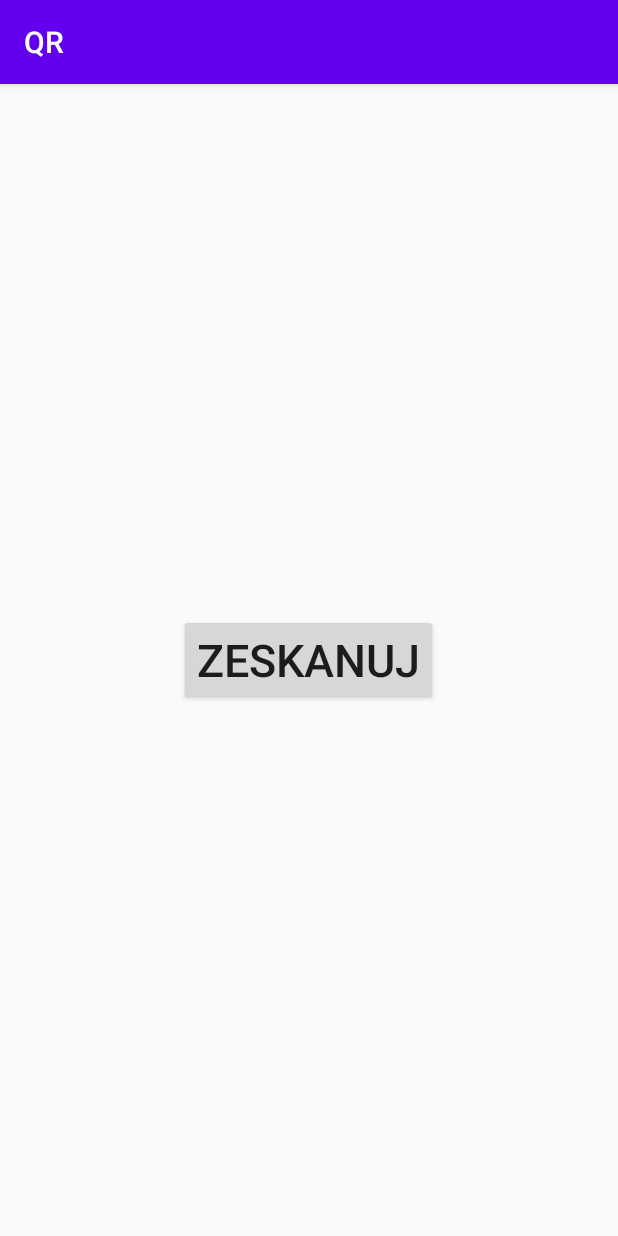
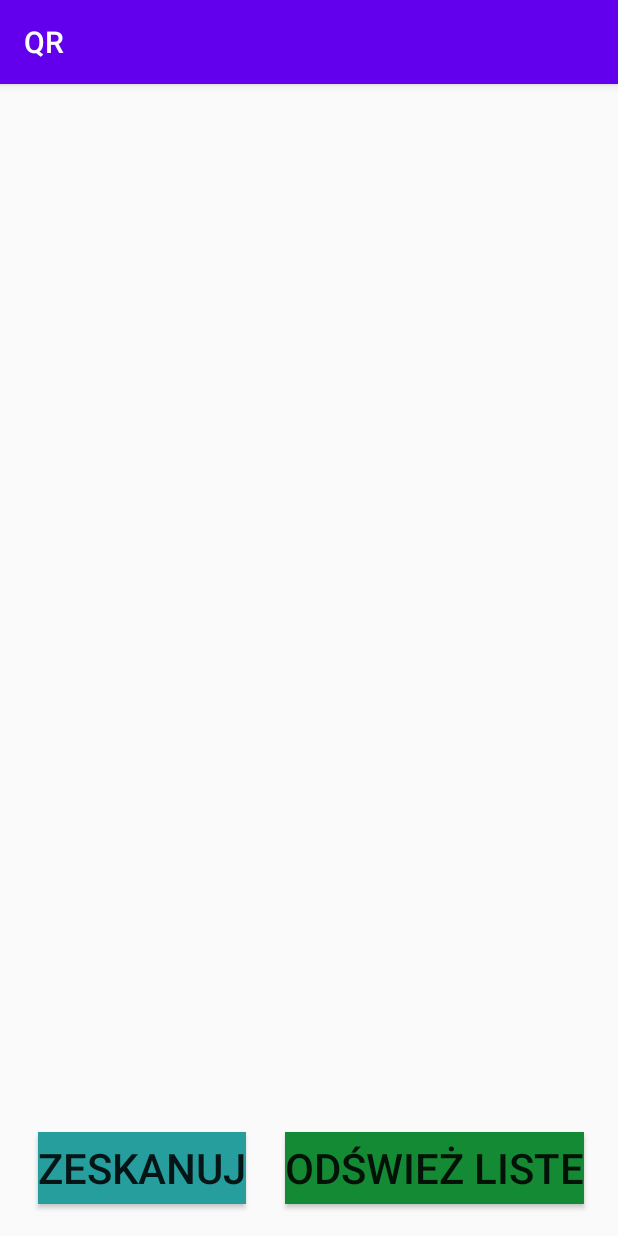
Before and after one commit to michalpieszczyk/Fridge, an Android app: the screen it shows after launch (MainActivity), on a phone screen of 412 x 824 dp. Run offline under Robolectric (Android 15) with nearby library versions, the phone set to English and light mode, and no system bars; our stand-ins replace Firebase (no records; nobody signed in at launch, a user with empty details on screens opened directly); libraries missing offline, so code that uses them is left out: com.google.zxing.integration.

```diff
--- a/app/src/main/java/com/example/qr/MainActivity.java
+++ b/app/src/main/java/com/example/qr/MainActivity.java
@@ -3,12 +3,14 @@ package com.example.qr;
 import androidx.appcompat.app.AlertDialog;
 import androidx.appcompat.app.AppCompatActivity;
 
+import android.app.Activity;
 import android.content.DialogInterface;
 import android.content.Intent;
 import android.os.Bundle;
 import android.util.Log;
 import android.view.View;
 import android.widget.Button;
+import android.widget.TextView;
 import android.widget.Toast;
 
 import com.google.firebase.database.DataSnapshot;
@@ -28,22 +30,32 @@ import java.util.Locale;
 
 public class MainActivity extends AppCompatActivity implements View.OnClickListener {
 
-
+    DatabaseReference reference;
     protected FirebaseDatabase database = FirebaseDatabase.getInstance();
     protected Button scanBtn;
+    protected Button refreshBtn;
     protected Date obecnaData;
     protected String zeskanowanyKod;
+
+    TextView a,b,c,d;
+    Member member;
 
     @Override
     protected void onCreate(Bundle savedInstanceState) {
         super.onCreate(savedInstanceState);
         setContentView(R.layout.activity_main);
 
+        //reference = FirebaseDatabase.getInstance().getReference();
+
         scanBtn = findViewById(R.id.scanBtn);
         scanBtn.setOnClickListener(this);
 
+        refreshBtn = findViewById(R.id.refreshBtn);
+        refreshBtn.setOnClickListener(this);
 
     }
+
+
 
 
     @Override
@@ -61,6 +73,12 @@ public class MainActivity extends AppCompatActivity implements View.OnClickListe
             integrator.initiateScan();
         }
 
+        private void refreshDb(){
+
+        //REFRESH
+
+        }
+
         @Override
     protected void onActivityResult(int requestCode, int resultCode, final Intent data){
             IntentResult result = IntentIntegrator.parseActivityResult(requestCode, resultCode, data);
@@ -71,18 +89,27 @@ public class MainActivity extends AppCompatActivity implements View.OnClickListe
                     AlertDialog.Builder builder = new AlertDialog.Builder(this);
                     builder.setMessage(result.getContents());
                     zeskanowanyKod = result.getContents();
-                    builder.setTitle("Wynik Skanowania  to "+zeskanowanyKod+" data: "+ obecnaData);
+                    builder.setTitle("Wynik Skanowania  to: ");
 
                     builder.setPositiveButton("Dodaj do lodówki", new DialogInterface.OnClickListener() {
                         @Override
                         public void onClick(DialogInterface dialog, int which) {
+                            member = new Member();
+
                             DatabaseReference myRef = database.getReference("Stan");
                             Date dt = new Date();
-                            SimpleDateFormat simpleDate =  new SimpleDateFormat("dd/MM/yyyy");
+                            SimpleDateFormat simpleDate =  new SimpleDateFormat("yyyy.MM.dd G 'at' HH:mm:ss z");
                             String strDt = simpleDate.format(dt);
-                            //myRef.setValue(zeskanowanyKod+";"date);
-                            myRef.push().setValue(dt);
-                            myRef.child(zeskanowanyKod);
+
+                            member.setKodKreskowy(zeskanowanyKod);
+                            member.setObecnaData(strDt);
+
+                            myRef.push().setValue(member);
+
+                            Toast.makeText(getApplicationContext(),"Pomyślnie dodano produkt do lodówki",Toast.LENGTH_LONG).show();
+
+                            //myRef.child(strDt).setValue(zeskanowanyKod);
+
                         }
                     }).setNegativeButton("Zabierz z lodówki", new DialogInterface.OnClickListener() {
                         @Override
--- /dev/null
+++ b/app/src/main/java/com/example/qr/Member.java
@@ -0,0 +1,28 @@
+package com.example.qr;
+
+public class Member {
+
+
+    private String obecnaData;
+    private String kodKreskowy;
+
+    public Member() {
+
+    }
+
+    public String getObecnaData() {
+        return obecnaData;
+    }
+
+    public void setObecnaData(String obecnaData) {
+        this.obecnaData = obecnaData;
+    }
+
+    public String getKodKreskowy() {
+        return kodKreskowy;
+    }
+
+    public void setKodKreskowy(String kodKreskowy) {
+        this.kodKreskowy = kodKreskowy;
+    }
+}
--- a/app/src/main/res/layout/activity_main.xml
+++ b/app/src/main/res/layout/activity_main.xml
@@ -10,8 +10,25 @@
         android:id="@+id/scanBtn"
         android:layout_width="wrap_content"
         android:layout_height="wrap_content"
-        android:layout_centerInParent="true"
+        android:layout_alignParentBottom="true"
+        android:layout_centerInParent="false"
+        android:layout_marginBottom="21dp"
+        android:layout_marginLeft="25dp"
+        android:background="#269e9e"
         android:text="Zeskanuj"
-        android:textSize="30sp" />
+        android:textSize="28sp" />
+
+
+    <Button
+        android:id="@+id/refreshBtn"
+        android:layout_width="wrap_content"
+        android:layout_height="wrap_content"
+        android:layout_alignParentBottom="true"
+        android:layout_centerInParent="false"
+        android:layout_marginBottom="21dp"
+        android:layout_marginLeft="190dp"
+        android:background="#158a34"
+        android:text="Odśwież liste"
+        android:textSize="28sp" />
 
 </RelativeLayout>
```
